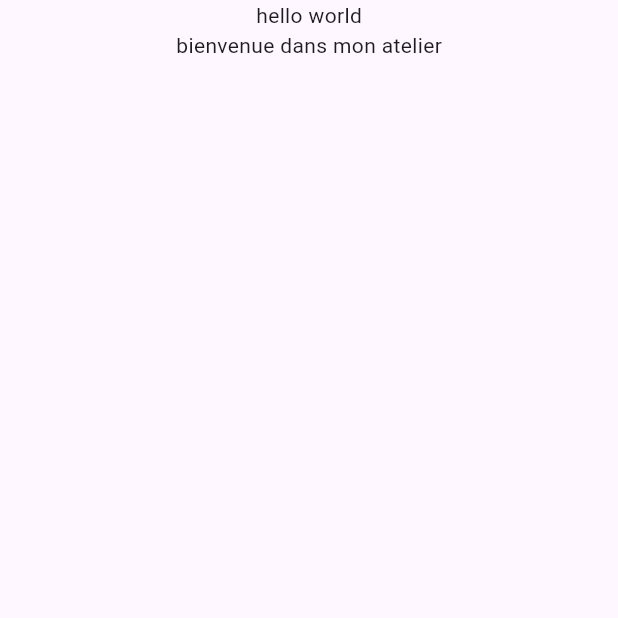
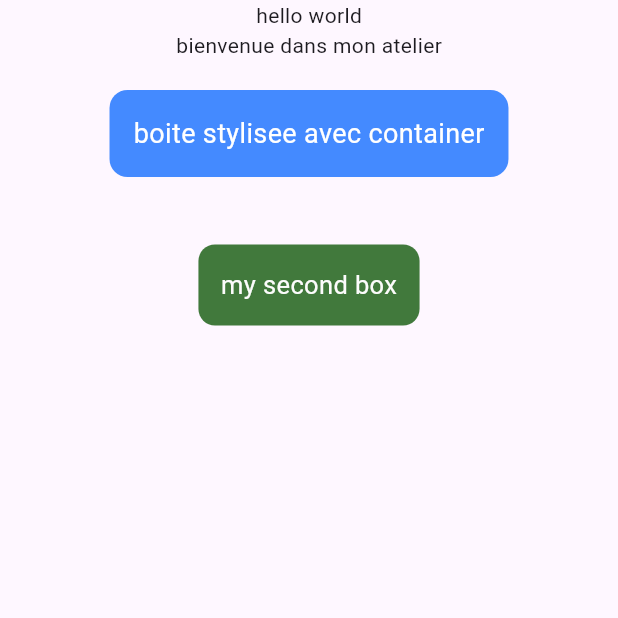
Before and after one commit to massi9313/Developpement-d-application, a Flutter app: the screen it shows after launch, on a phone screen of 412 x 824 dp, the top half of it. Run offline on Flutter 3.47's test engine with Material 3 defaults, Android fonts, the phone set to English and light mode, and no system bars.

Commit message:
ajout de 2 container stylisee

```diff
--- a/lib/main.dart
+++ b/lib/main.dart
@@ -9,13 +9,32 @@ class MainApp extends StatelessWidget {
 
   @override
   Widget build(BuildContext context) {
-    return const MaterialApp(
+    return MaterialApp(
       home: Scaffold(
         body: Center(
           child: Column(
             children: [
               Text('hello world'),
               Text('bienvenue dans mon atelier'),
+              Container(
+                margin: EdgeInsets.all(20),
+                padding: EdgeInsets.all(16),
+                decoration: BoxDecoration(
+                color: Colors.blueAccent,
+                borderRadius: BorderRadius.circular(12),
+                ),
+                child: Text('boite stylisee avec container',
+                style: TextStyle(color: Colors.white, fontSize: 18),
+                )),
+                Container(
+                  margin: EdgeInsets.all(25),
+                 padding: EdgeInsets.all(15),
+                  decoration: BoxDecoration(
+                    color: const Color.fromARGB(197, 10, 84, 3),
+                    borderRadius: BorderRadius.circular(11)),
+                    child: Text('my second box',
+                    style: TextStyle(color: const Color.fromARGB(255, 252, 252, 252), fontSize: 17)),
+                )
             ],
           ),
         ),
```
